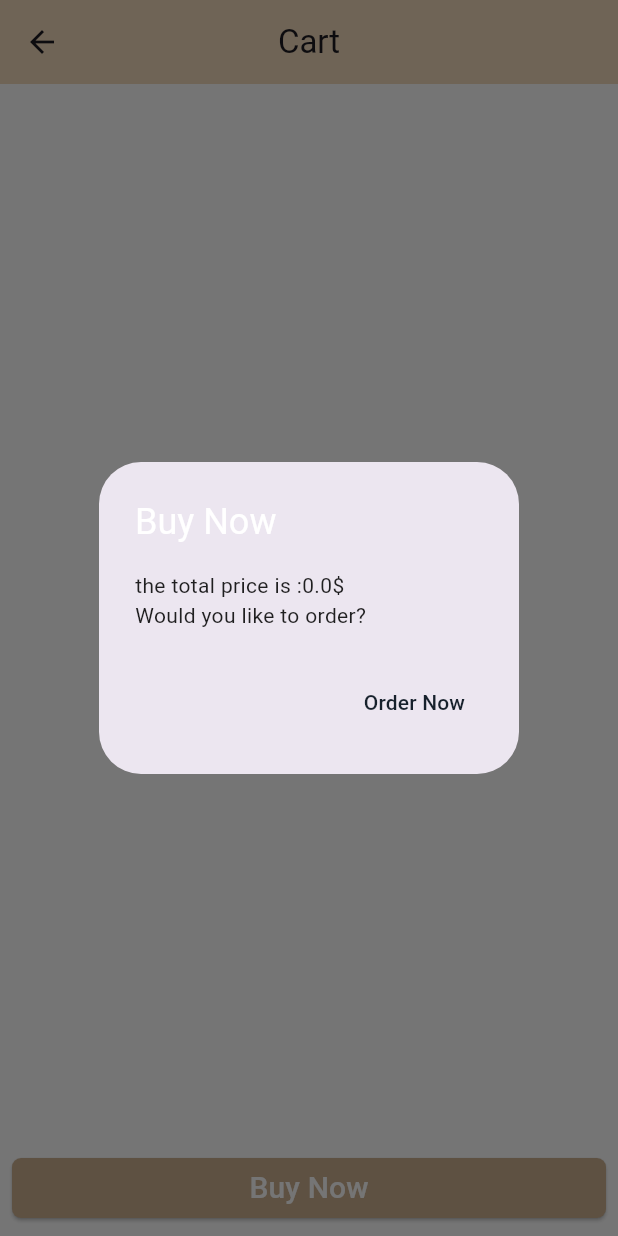
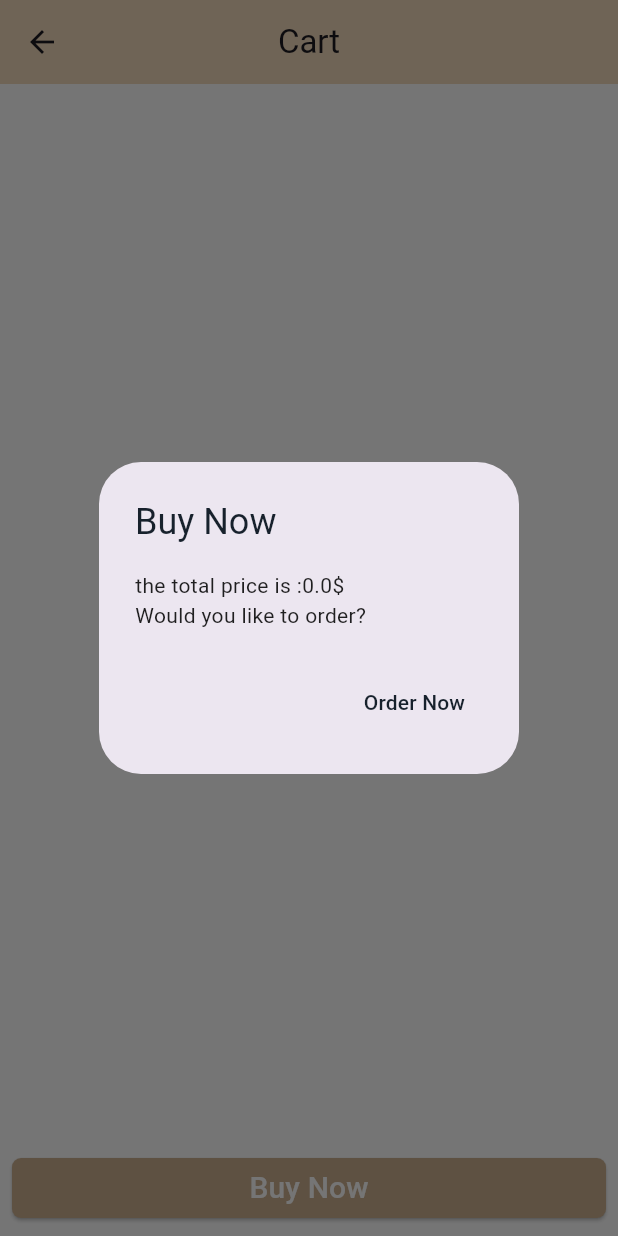
Before and after one commit to Omniamohamed02/BookStore, a Flutter app: the CartPage screen opened directly, after a tap on "Buy Now", on a phone screen of 412 x 824 dp. Run offline on Flutter 3.47's test engine with Material 3 defaults, Android fonts, the phone set to English and light mode, and no system bars; our stand-ins replace dio, firebase_auth, firebase_core, flutter_bloc, get; accounts and stored records are empty; network calls fail.

Commit message:
final update

```diff
--- a/lib/views/pages/cart_page.dart
+++ b/lib/views/pages/cart_page.dart
@@ -20,7 +20,7 @@ class _CartPageState extends State<CartPage> {
   Widget build(BuildContext context) {
     final themeProvider = Provider.of<ThemesProvider>(context);
     final cart = Provider.of<CartProvider>(context);
-    final languageProvider = Provider.of<LanguageProvider>(context);
+
     final localizations = S.of(context);
 
     return Scaffold(
@@ -58,7 +58,7 @@ class _CartPageState extends State<CartPage> {
                       context: context,
                       builder: (BuildContext context) {
                       return AlertDialog(
-                          title:  Text('${localizations.buyNow}'),
+                          title:  Text('${localizations.buyNow}',style: TextStyle(color:themeProvider.isDarkMode? Colors.white : Color(0xFF17212C) ),),
                           content:  SingleChildScrollView(
                             child: ListBody(
                               children:[
```
